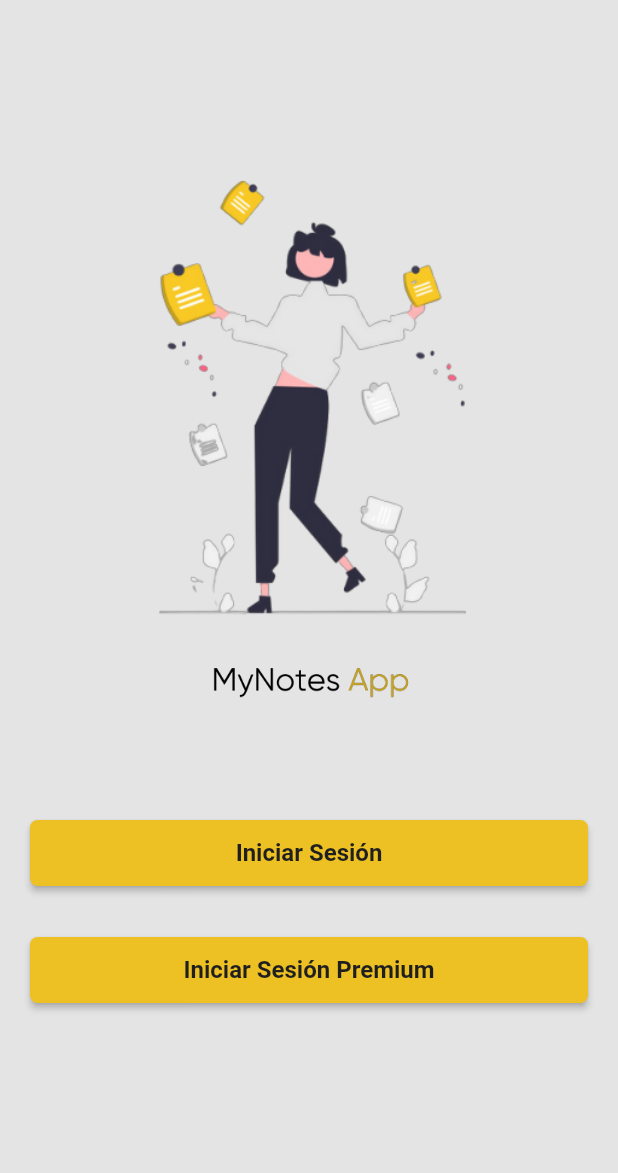
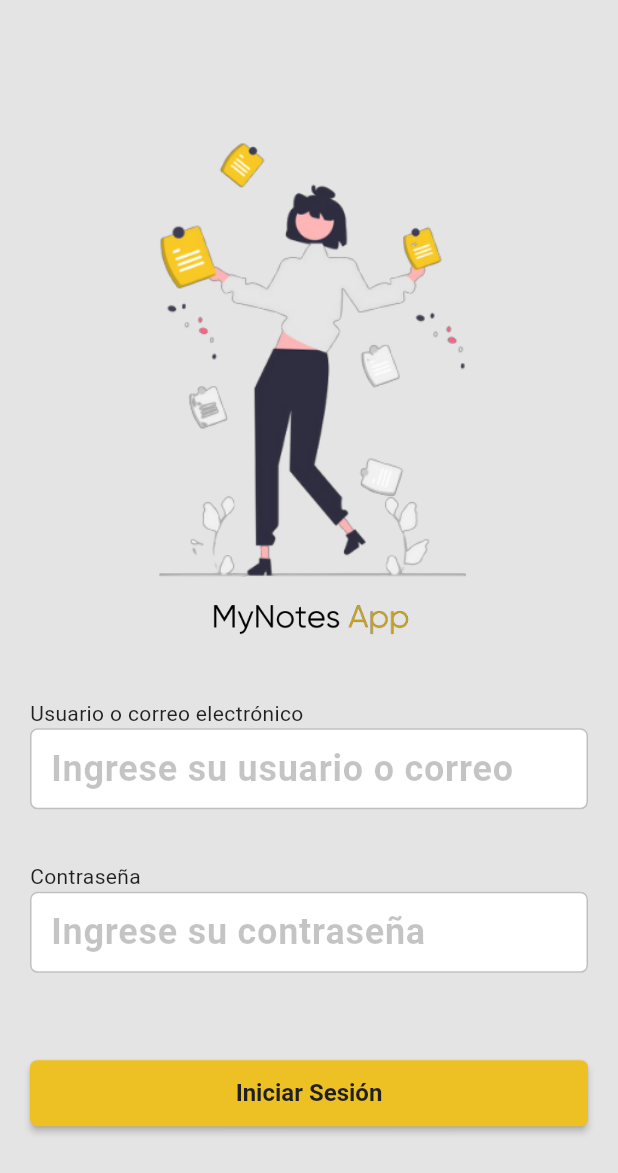
Before and after one commit to OsiNubis99/NoteApp-Frontend, a Flutter app: the screen it shows after launch, on a phone screen of 412 x 824 dp. Shown: the top 1173 px of the screen. Run offline on Flutter 3.47's test engine with Material 2 defaults, Android fonts, the phone set to English and light mode, and no system bars; our stand-ins replace dio, flutter_speed_dial, geolocator, image_cropper, image_picker, simple_gradient_text and 1 more; missing offline and left inert: google_mlkit_text_recognition, quill_html_editor.

Commit message:
New Login

```diff
--- a/lib/presentation/screens/login/login_screen.dart
+++ b/lib/presentation/screens/login/login_screen.dart
@@ -56,7 +56,7 @@ class _LoginScreenState extends State<LoginScreen> {
       ),
 
       body: SafeArea(
-        child: Padding(padding:const EdgeInsets.only(top: 55, bottom: 100.0),
+        child: Padding(padding:const EdgeInsets.only(top: 30, bottom: 50.0),
           child: Column(
               children: <Widget> [
 
@@ -73,9 +73,63 @@ class _LoginScreenState extends State<LoginScreen> {
                   fit: BoxFit.cover,
                 ),const Spacer(),
 
+                //Input 'Usuario o correo'
+                Padding(padding: EdgeInsets.only(top:30, left:20.0, right: 20.0, bottom: 25),
+                  child: Column(
+                  crossAxisAlignment: CrossAxisAlignment.start,
+                    children: <Widget>[
+                    Text(
+                      "Usuario o correo electrónico",
+                      style: Theme.of(context).textTheme.bodyMedium,
+                    ),
+                    Container(
+                      decoration: BoxDecoration(
+                        color: const Color(0xFFFFFFFF),
+                        border: Border.all(
+                          color: Color(0x3F000000),
+                        ),
+                        borderRadius: BorderRadius.circular(5),
+                      ),
+                      child: TextFormField(
+                          decoration: const InputDecoration(
+                            border: InputBorder.none,
+                            hintText: '  Ingrese su usuario o correo',
+                            hintStyle: TextStyle(color: Color(0x3B000000),),
+                          ),),
+                      ),
+                    ],
+                  ),),
+
+                //Input 'Contraseña'
+                Padding(padding: EdgeInsets.only(top:10, left:20.0, right: 20.0, bottom: 10),
+                  child: Column(
+                  crossAxisAlignment: CrossAxisAlignment.start,
+                    children: <Widget>[
+                    Text(
+                      "Contraseña",
+                      style: Theme.of(context).textTheme.bodyMedium,
+                    ),
+                    Container(
+                      decoration: BoxDecoration(
+                        color: const Color(0xFFFFFFFF),
+                        border: Border.all(
+                          color: Color(0x3F000000),
+                        ),
+                        borderRadius: BorderRadius.circular(5),
+                      ),
+                      child: TextFormField(
+                          decoration: const InputDecoration(
+                            border: InputBorder.none,
+                            hintText: '  Ingrese su contraseña',
+                            hintStyle: TextStyle(color: Color(0x3B000000),),
+                          ),
+                        ),
+                      ),
+                    ],
+                  ),), const Spacer(),
 
                 //Button 'iniciar sesion'
-                Padding(padding: const EdgeInsets.only(top: 50.0, left: 20, right: 20, bottom: 15),
+                Padding(padding: const EdgeInsets.only(top: 40.0, left: 20, right: 20, bottom: 15),
                 child: Row(
                   children: [ Expanded(
                       child: MaterialButton(
@@ -103,38 +157,6 @@ class _LoginScreenState extends State<LoginScreen> {
                     ),
                   ],
                 ),
-              ), //const Spacer(),
-
-
-              //Button 'iniciar sesion premium'
-                Padding(padding: const EdgeInsets.only(top: 15.0, left: 20, right: 20, bottom: 30),
-                child: Row(
-                  children: [ Expanded(
-                      child: MaterialButton(
-                        color: const Color(0xFFEDC123),
-                        shape: RoundedRectangleBorder(
-                          borderRadius: BorderRadius.circular(5),
-                        ),
-
-                        //Navigator
-                        onPressed: () {
-                          /* final Future<Usuario> user = getUser();
-                          final route = MaterialPageRoute(builder: (context) => const HomeScreen());
-                          Navigator.pushReplacement(context, route); */
-                        },
-
-                        child: Padding(padding: const EdgeInsets.all(12.0),
-                          child: Column(children: <Widget>[
-                              Text(
-                                "Iniciar Sesión Premium",
-                                style: Theme.of(context).textTheme.displaySmall,
-                              ),],
-                          ),
-                        ),
-                      ),
-                    ),
-                  ],
-                ),
               ), const Spacer(),
 
 
--- a/lib/presentation/widgets/shared/sidebar_menu.dart
+++ b/lib/presentation/widgets/shared/sidebar_menu.dart
@@ -68,7 +68,7 @@ class SideBar extends StatelessWidget {
                   fontWeight: FontWeight.bold,
                   color: Color(0XFF1F1F1F),),
               ),
-            leading: Icon(Icons.exit_to_app_outlined),
+            leading: Icon(Icons.home),
             ),
           ),
 
```
